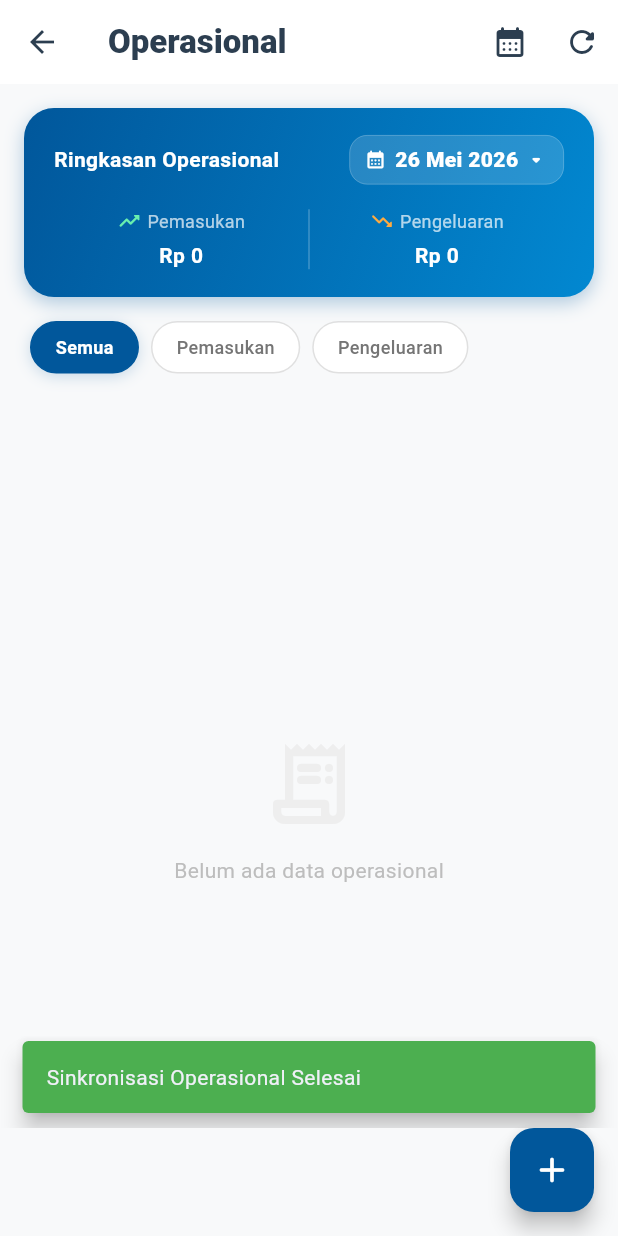
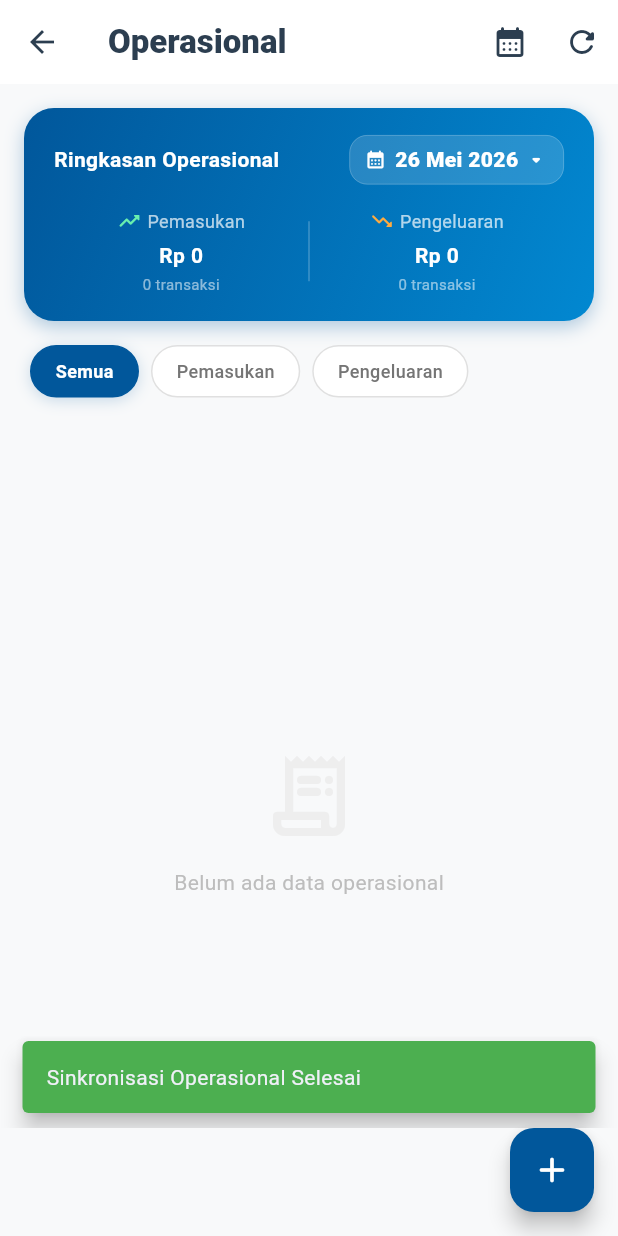
Before and after one commit to doniaries/successmandiri_mobile, a Flutter app: the OperasionalScreen screen opened directly, on a phone screen of 412 x 824 dp. Run offline on Flutter 3.47's test engine with Material 3 defaults, Android fonts, the phone set to English and light mode, and no system bars; our stand-ins replace cached_network_image, connectivity_plus, device_info_plus, dio, firebase_core, firebase_messaging and 6 more; accounts and stored records are empty; network calls fail.

Commit message:
feat(database): update db v4 dan optimasi performa sync serta widget count operasional

```diff
--- a/lib/features/operasional/screens/operasional_screen.dart
+++ b/lib/features/operasional/screens/operasional_screen.dart
@@ -265,11 +265,15 @@ class _OperasionalScreenState extends State<OperasionalScreen> {
           );
           double totalPemasukan = 0;
           double totalPengeluaran = 0;
+          int countPemasukan = 0;
+          int countPengeluaran = 0;
           for (final item in filteredDateItems) {
             if (item.operasional.toLowerCase() == 'pemasukan') {
               totalPemasukan += item.nominal;
+              countPemasukan++;
             } else if (item.operasional.toLowerCase() == 'pengeluaran') {
               totalPengeluaran += item.nominal;
+              countPengeluaran++;
             }
           }
 
@@ -355,6 +359,7 @@ class _OperasionalScreenState extends State<OperasionalScreen> {
                       child: _buildStatItem(
                         'Pemasukan',
                         totalPemasukan,
+                        countPemasukan,
                         Icons.trending_up_rounded,
                         Colors.greenAccent,
                       ),
@@ -364,6 +369,7 @@ class _OperasionalScreenState extends State<OperasionalScreen> {
                       child: _buildStatItem(
                         'Pengeluaran',
                         totalPengeluaran,
+                        countPengeluaran,
                         Icons.trending_down_rounded,
                         Colors.orangeAccent,
                       ),
@@ -381,6 +387,7 @@ class _OperasionalScreenState extends State<OperasionalScreen> {
   Widget _buildStatItem(
     String label,
     double amount,
+    int count,
     IconData icon,
     Color color,
   ) {
@@ -404,6 +411,14 @@ class _OperasionalScreenState extends State<OperasionalScreen> {
             color: Colors.white,
             fontWeight: FontWeight.bold,
             fontSize: 14,
+          ),
+        ),
+        const SizedBox(height: 2),
+        Text(
+          '$count transaksi',
+          style: const TextStyle(
+            color: Colors.white54,
+            fontSize: 10,
           ),
         ),
       ],
```
Also changed, not shown: lib/core/services/database_service.dart (+17 -3 lines), lib/core/services/sync_service.dart (+20 -6 lines).
